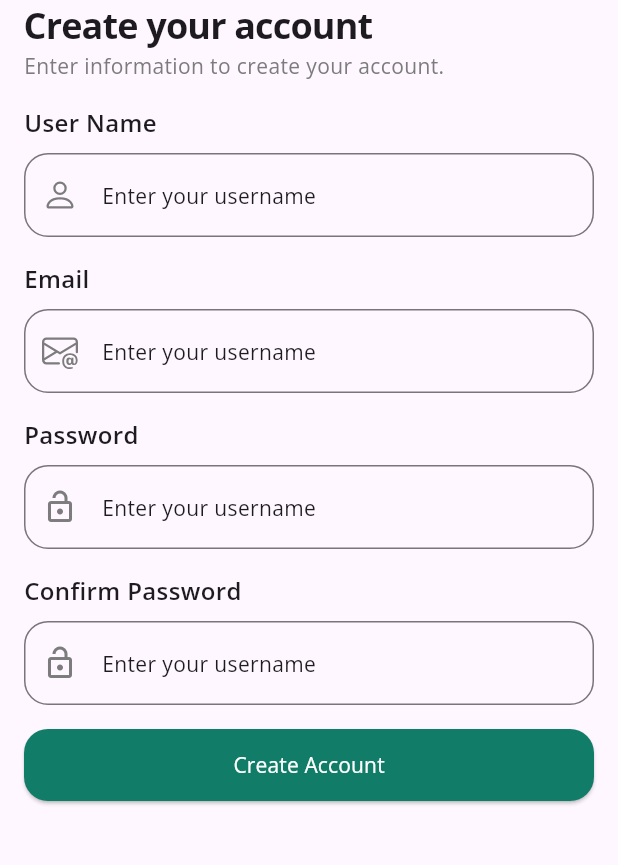
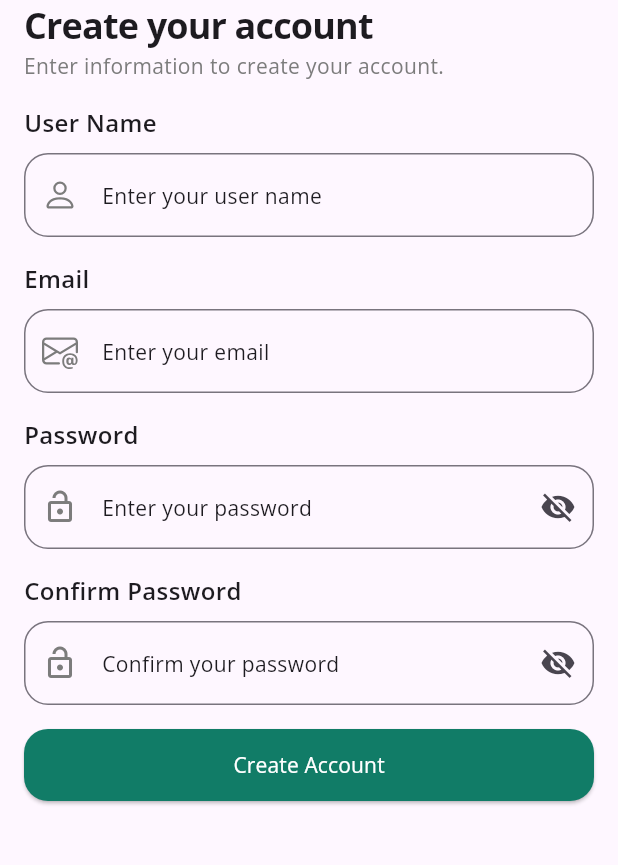
Before and after one commit to mariomario007744-droid/wajed, a Flutter app: the GetStartedView screen opened by its route, after a tap on "Create Account", on a phone screen of 412 x 824 dp, the part 90-955 px from its top. Run offline on Flutter 3.47's test engine with Material 3 defaults, Android fonts, the phone set to English and light mode, and no system bars; our stand-ins replace flutter_svg, go_router, icons_plus.

Commit message:
refactor create account view and build log in view

```diff
--- a/lib/core/utils/app_routing.dart
+++ b/lib/core/utils/app_routing.dart
@@ -1,7 +1,8 @@
 import 'package:go_router/go_router.dart';
 import 'package:wajed/features/authentication/presentation/views/add_location_view.dart';
-import 'package:wajed/features/authentication/presentation/views/create_acount_view.dart';
+import 'package:wajed/features/authentication/presentation/views/create_account_view.dart';
 import 'package:wajed/features/authentication/presentation/views/get_started_view.dart';
+import 'package:wajed/features/authentication/presentation/views/log_in_view.dart';
 import 'package:wajed/features/onboarding/presentation/views/onboarding_second_view.dart';
 import 'package:wajed/features/onboarding/presentation/views/onboarding_third_view.dart';
 import 'package:wajed/features/splash_view/presentation/views/splash_view.dart';
@@ -28,13 +29,17 @@ abstract class AppRoutes {
         builder: (context, state) => GetStartedView(),
       ),
       GoRoute(
-        path: CreateAcountView.routeName,
-        builder: (context, state) => CreateAcountView(),
+        path: CreateAccountView.routeName,
+        builder: (context, state) => CreateAccountView(),
       ),
       GoRoute(
         path: AddLocationView.routeName,
         builder: (context, state) => AddLocationView(),
       ),
+      GoRoute(
+        path: LogInView.routeName,
+        builder: (context, state) => LogInView(),
+      ),
     ],
   );
 }
--- /dev/null
+++ b/lib/features/authentication/presentation/views/create_account_view.dart
@@ -0,0 +1,31 @@
+import 'package:flutter/material.dart';
+import 'package:wajed/features/authentication/presentation/views/widgets/create_account_view_body.dart';
+import 'package:wajed/features/authentication/presentation/views/widgets/custom_app_bar_auth.dart';
+
+class CreateAccountView extends StatelessWidget {
+  const CreateAccountView({super.key});
+  static const String routeName = '/create_account_view';
+
+  @override
+  Widget build(BuildContext context) {
+    return SafeArea(
+      child: Scaffold(
+        body: Column(
+          children: [
+            const CustomAppBarAuth(),
+            Expanded(
+              child: Padding(
+                padding: const EdgeInsets.only(
+                  left: 16.0,
+                  right: 16.0,
+                  bottom: 16.0,
+                ),
+                child: CreateAccountViewBody(),
+              ),
+            ),
+          ],
+        ),
+      ),
+    );
+  }
+}
--- a/lib/features/authentication/presentation/views/get_started_view.dart
+++ b/lib/features/authentication/presentation/views/get_started_view.dart
@@ -3,12 +3,13 @@ import 'package:go_router/go_router.dart';
 import 'package:wajed/core/utils/assets.dart';
 import 'package:wajed/core/widgets/custom_button.dart';
 import 'package:wajed/core/widgets/logo.dart';
-import 'package:wajed/features/authentication/presentation/views/create_acount_view.dart';
-import 'package:wajed/features/authentication/presentation/widgets/custom_button_without_background.dart';
-import 'package:wajed/features/authentication/presentation/widgets/facebook_auth_button.dart';
-import 'package:wajed/features/authentication/presentation/widgets/google_auth_button.dart';
-import 'package:wajed/features/authentication/presentation/widgets/title_view.dart';
+import 'package:wajed/features/authentication/presentation/views/create_account_view.dart';
+import 'package:wajed/features/authentication/presentation/views/log_in_view.dart';
+import 'package:wajed/features/authentication/presentation/views/widgets/custom_button_without_background.dart';
+import 'package:wajed/features/authentication/presentation/views/widgets/facebook_auth_button.dart';
+import 'package:wajed/features/authentication/presentation/views/widgets/google_auth_button.dart';
 import 'package:wajed/features/onboarding/presentation/views/widgets/subtitle_view.dart';
+import 'package:wajed/features/onboarding/presentation/views/widgets/title_view.dart';
 
 class GetStartedView extends StatelessWidget {
   static const String routeName = '/get_started_view';
@@ -25,7 +26,8 @@ class GetStartedView extends StatelessWidget {
               Logo(logo: AssetsData.greenLogo),
               Align(
                 alignment: Alignment.center,
-                child: TitleView(text: 'Welcome to Wajed App')),
+                child: TitleView(text: 'Welcome to Wajed App'),
+              ),
               SizedBox(height: 8),
               SubtitleView(
                 text:
@@ -38,16 +40,14 @@ class GetStartedView extends StatelessWidget {
                   Expanded(
                     child: CustomButton(
                       text: 'Create Account',
-                      onPressed: () {
-                        context.push(CreateAcountView.routeName);
-                      },
+                      onPressed: () => navigateToCreateAccount(context),
                     ),
                   ),
                   SizedBox(width: 16),
                   Expanded(
                     child: CustomButtonWithoutBackground(
                       text: 'Log In',
-                      onPressed: () {},
+                      onPressed: () => navigateToLogIn(context),
                     ),
                   ),
                 ],
@@ -69,4 +69,12 @@ class GetStartedView extends StatelessWidget {
       ),
     );
   }
+
+  navigateToCreateAccount(BuildContext context) {
+    context.push(CreateAccountView.routeName);
+  }
+
+  navigateToLogIn(BuildContext context) {
+    context.push(LogInView.routeName);
+  }
 }
--- a/lib/features/authentication/presentation/views/create_acount_view.dart
+++ b/lib/features/authentication/presentation/views/log_in_view.dart
@@ -1,10 +1,10 @@
 import 'package:flutter/material.dart';
-import 'package:wajed/features/authentication/presentation/widgets/create_acount_view_body.dart';
-import 'package:wajed/features/authentication/presentation/widgets/custom_app_bar_auth.dart';
+import 'package:wajed/features/authentication/presentation/views/widgets/custom_app_bar_auth.dart';
+import 'package:wajed/features/authentication/presentation/views/widgets/log_in_view_body.dart';
 
-class CreateAcountView extends StatelessWidget {
-  const CreateAcountView({super.key});
-  static const String routeName = '/create_account_view';
+class LogInView extends StatelessWidget {
+  const LogInView({super.key});
+  static const String routeName = '/log_in_view';
 
   @override
   Widget build(BuildContext context) {
@@ -16,7 +16,7 @@ class CreateAcountView extends StatelessWidget {
             Expanded(
               child: Padding(
                 padding: const EdgeInsets.only(left: 16.0, right: 16.0, bottom: 16.0),
-                child: CreateAcountViewBody(),
+                child: LogInViewBody(),
               ),
             ),
           ],
--- a/lib/features/authentication/presentation/widgets/create_acount_view_body.dart
+++ b/lib/features/authentication/presentation/views/widgets/create_account_view_body.dart
@@ -3,13 +3,14 @@ import 'package:go_router/go_router.dart';
 import 'package:icons_plus/icons_plus.dart';
 import 'package:wajed/core/widgets/custom_button.dart';
 import 'package:wajed/features/authentication/presentation/views/add_location_view.dart';
-import 'package:wajed/features/authentication/presentation/widgets/custom_field_label_text.dart';
-import 'package:wajed/features/authentication/presentation/widgets/custom_form_field.dart';
-import 'package:wajed/features/authentication/presentation/widgets/subtitle_view.dart';
-import 'package:wajed/features/authentication/presentation/widgets/title_view.dart';
+import 'package:wajed/features/authentication/presentation/views/widgets/custom_field_label_text.dart';
+import 'package:wajed/features/authentication/presentation/views/widgets/custom_password_form_field.dart';
+import 'package:wajed/features/authentication/presentation/views/widgets/custom_text_form_field.dart';
+import 'package:wajed/features/onboarding/presentation/views/widgets/subtitle_view.dart';
+import 'package:wajed/features/onboarding/presentation/views/widgets/title_view.dart';
 
-class CreateAcountViewBody extends StatelessWidget {
-  CreateAcountViewBody({super.key});
+class CreateAccountViewBody extends StatelessWidget {
+  CreateAccountViewBody({super.key});
   final GlobalKey<FormState> _formKey = GlobalKey<FormState>();
   @override
   Widget build(BuildContext context) {
@@ -30,23 +31,38 @@ class CreateAcountViewBody extends StatelessWidget {
           const SizedBox(height: 16),
           CustomFieldLabelText(text: 'User Name'),
           const SizedBox(height: 8),
-          CustomFormField(icon: Icon(Bootstrap.person)),
+          CustomTextFormField(
+            icon: Icon(Bootstrap.person),
+            hintText: 'Enter your user name',
+          ),
           const SizedBox(height: 16),
           CustomFieldLabelText(text: 'Email'),
           const SizedBox(height: 8),
-          CustomFormField(icon: Icon(Bootstrap.envelope_at)),
+          CustomTextFormField(
+            icon: Icon(Bootstrap.envelope_at),
+            hintText: 'Enter your email',
+          ),
           const SizedBox(height: 16),
           CustomFieldLabelText(text: 'Password'),
           const SizedBox(height: 8),
-          CustomFormField(icon: Icon(Icons.lock_open_outlined)),
+          CustomPasswordFormField(
+            icon: Icon(Icons.lock_open_outlined),
+            hintText: 'Enter your password',
+          ),
           const SizedBox(height: 16),
           CustomFieldLabelText(text: 'Confirm Password'),
           const SizedBox(height: 8),
-          CustomFormField(icon: Icon(Icons.lock_open_outlined)),
+          CustomPasswordFormField(
+            icon: Icon(Icons.lock_open_outlined),
+            hintText: 'Confirm your password',
+          ),
           const SizedBox(height: 16),
-          CustomButton(text: 'Create Account', onPressed: () {
-            context.push(AddLocationView.routeName);
-          }),
+          CustomButton(
+            text: 'Create Account',
+            onPressed: () {
+              context.push(AddLocationView.routeName);
+            },
+          ),
         ],
       ),
     );
--- /dev/null
+++ b/lib/features/authentication/presentation/views/widgets/custom_password_form_field.dart
@@ -0,0 +1,40 @@
+import 'package:flutter/material.dart';
+import 'package:wajed/const.dart';
+
+class CustomPasswordFormField extends StatefulWidget {
+  const CustomPasswordFormField({
+    super.key,
+    required this.icon,
+    required this.hintText,
+  });
+  final Icon icon;
+  final String hintText;
+
+  @override
+  State<CustomPasswordFormField> createState() =>
+      _CustomPasswordFormFieldState();
+}
+
+class _CustomPasswordFormFieldState extends State<CustomPasswordFormField> {
+  bool _isObscured = true;
+  @override
+  Widget build(BuildContext context) {
+    return TextFormField(
+      obscureText: _isObscured,
+      decoration: InputDecoration(
+        prefixIcon: Icon(widget.icon.icon, color: kGreyColor, size: 24),
+        suffixIcon: IconButton(
+          onPressed: () {
+            _isObscured = !_isObscured;
+            setState(() {
+
+            });
+          },
+          icon: Icon(_isObscured? Icons.visibility_off:Icons.visibility),
+        ),
+        hint: Text(widget.hintText),
+        border: OutlineInputBorder(borderRadius: BorderRadius.circular(16.0)),
+      ),
+    );
+  }
+}
--- a/lib/features/authentication/presentation/widgets/custom_form_field.dart
+++ b/lib/features/authentication/presentation/views/widgets/custom_text_form_field.dart
@@ -1,18 +1,17 @@
 import 'package:flutter/material.dart';
 import 'package:wajed/const.dart';
 
-class CustomFormField extends StatelessWidget {
-  const CustomFormField({super.key,required this.icon});
+class CustomTextFormField extends StatelessWidget {
+  const CustomTextFormField({super.key, required this.icon,required this.hintText});
   final Icon icon;
+  final String hintText;
   @override
   Widget build(BuildContext context) {
     return TextFormField(
       decoration: InputDecoration(
         prefixIcon: Icon(icon.icon, color: kGreyColor, size: 24),
-        hint: Text('Enter your username'),
-        border: OutlineInputBorder(
-          borderRadius: BorderRadius.circular(16.0),
-        ),
+        hint: Text(hintText),
+        border: OutlineInputBorder(borderRadius: BorderRadius.circular(16.0)),
       ),
     );
   }
```
Also changed, not shown: lib/features/authentication/presentation/views/add_location_view.dart (+2 -22 lines), lib/features/authentication/presentation/views/widgets/add_location_view_body.dart (added, +32 -0 lines), lib/features/authentication/presentation/views/widgets/log_in_view_body.dart (added, +61 -0 lines), lib/features/authentication/presentation/views/widgets/custom_app_bar_auth.dart (renamed from lib/features/authentication/presentation/widgets/custom_app_bar_auth.dart), lib/features/authentication/presentation/views/widgets/custom_button_without_background.dart (renamed from lib/features/authentication/presentation/widgets/custom_button_without_background.dart), lib/features/authentication/presentation/views/widgets/custom_field_label_text.dart (renamed from lib/features/authentication/presentation/widgets/custom_field_label_text.dart), lib/features/authentication/presentation/views/widgets/custom_search_field.dart (renamed from lib/features/authentication/presentation/widgets/custom_search_field.dart), lib/features/authentication/presentation/views/widgets/facebook_auth_button.dart (renamed from lib/features/authentication/presentation/widgets/facebook_auth_button.dart), lib/features/authentication/presentation/views/widgets/google_auth_button.dart (renamed from lib/features/authentication/presentation/widgets/google_auth_button.dart), lib/features/authentication/presentation/views/widgets/subtitle_view.dart (renamed from lib/features/authentication/presentation/widgets/subtitle_view.dart), lib/features/authentication/presentation/views/widgets/title_view.dart (renamed from lib/features/authentication/presentation/widgets/title_view.dart).
